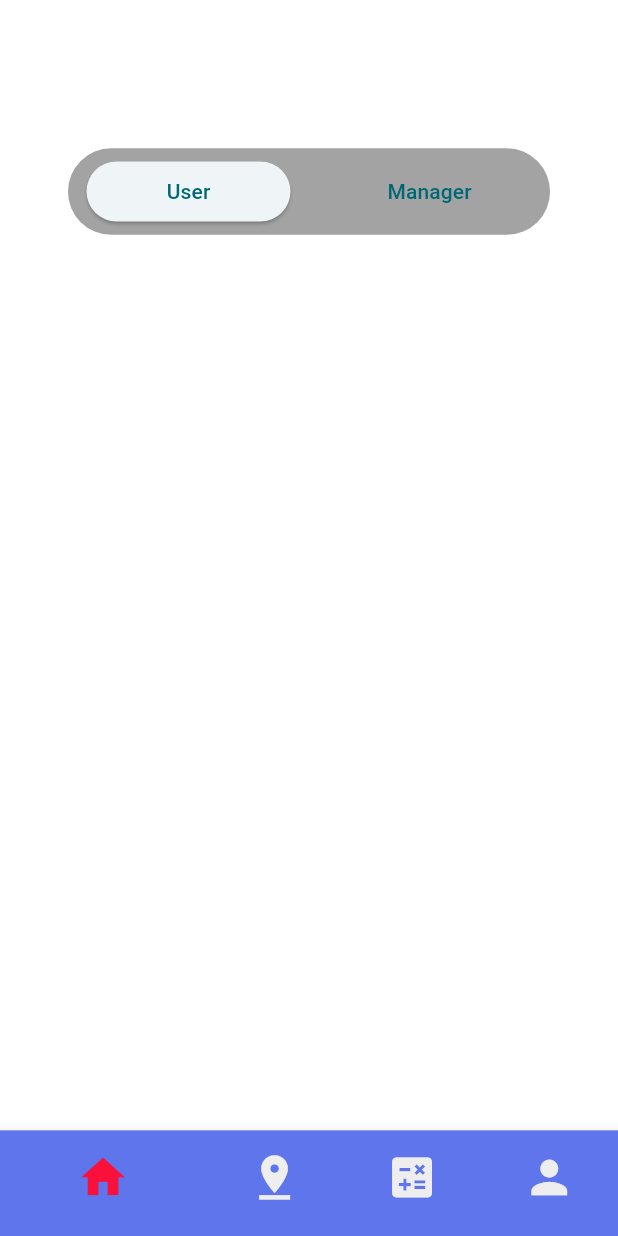
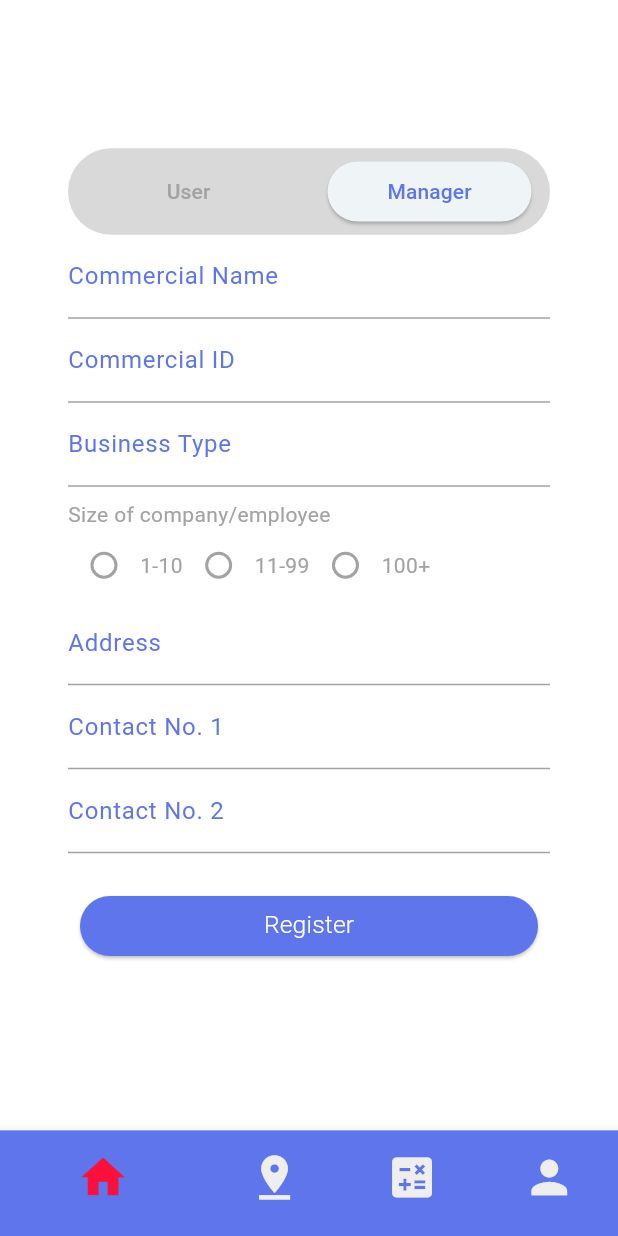
Before and after one commit to husainaali/for_you, a Flutter app: the screen it shows after launch, after a tap on "Manager", on a phone screen of 412 x 824 dp. Run offline on Flutter 3.47's test engine with Material 3 defaults, Android fonts, the phone set to English and light mode, and no system bars; drawn by our look-alikes of auto_size_text; our stand-ins replace easy_localization, file_picker, flutter_animate, flutter_native_splash, flutter_svg, gap and 4 more.

Commit message:
registration form finish

```diff
--- a/lib/constants/colors.dart
+++ b/lib/constants/colors.dart
@@ -5,6 +5,7 @@ class AppColor {
   static const Color appColorCornflowerBlue = Color(0xFF5E75EC);
   static const Color appColorCornflowerBlueLight = Color(0xFFDEE1F0);
   static const Color appColorGreylight = Color.fromARGB(255, 238, 238, 238);
+  static const Color appColorGreylight2 = Color.fromARGB(255, 217, 217, 217);
   static const Color appColorGreyNormal = Color.fromARGB(255, 163, 163, 163);
   static const Color appColorGreyDark = Color(0xFF616161);
   static const Color appColorWhite = Color(0xFFFFFFFF);
--- a/lib/routes/routes.dart
+++ b/lib/routes/routes.dart
@@ -5,7 +5,7 @@ import '../views/calculator_page_view/calculator_page_view.dart';
 import '../views/calculator_page_view/send_shipment_page_view.dart';
 import '../views/home_view/home_page_view.dart';
 import '../views/login_view/login_page_view.dart';
-import '../views/login_view/registeration_page_view.dart';
+import '../views/login_view/registration_page_view.dart';
 import '../views/setting_view/setting_page_view.dart';
 import '../views/shipments_view/shipments_page_view.dart';
 import '../views/welcome_view/welcome_page_view.dart';
--- /dev/null
+++ b/lib/views/login_view/custom_registration_page_parts.dart
@@ -0,0 +1,83 @@
+part of 'registration_page_view.dart';
+
+customRegistrationTextFeild(context, label) {
+  return TextField(
+    keyboardType: TextInputType.name,
+    obscureText: true,
+    decoration: InputDecoration(
+      labelText: label,
+      labelStyle: const TextStyle(color: AppColor.appColorCornflowerBlue),
+      hintText: 'Enter your $label',
+      hintStyle: const TextStyle(color: AppColor.appColorGreyNormal),
+      enabledBorder: const UnderlineInputBorder(
+        borderSide: BorderSide(color: AppColor.appColorGreyNormal),
+      ),
+      focusedBorder: const UnderlineInputBorder(
+        borderSide: BorderSide(color: AppColor.appColorCornflowerBlue),
+      ),
+    ),
+  );
+}
+
+customUserForm(context) {
+  return Column(
+    children: [
+      customRegistrationTextFeild(context, 'Full Name'),
+      customRegistrationTextFeild(context, 'Personal ID'),
+      customRegistrationTextFeild(context, 'Occupation'),
+      customRegistrationTextFeild(context, 'Date of Birth '),
+      customRegistrationTextFeild(context, 'Address'),
+      customRegistrationTextFeild(context, 'Contact No. 1'),
+      customRegistrationTextFeild(context, 'Contact No. 2')
+    ],
+  );
+}
+
+customManagerForm(context) {
+  return Column(
+    crossAxisAlignment: CrossAxisAlignment.start,
+    children: [
+      customRegistrationTextFeild(context, 'Commercial Name'),
+
+      customRegistrationTextFeild(context, 'Commercial ID'),
+      customRegistrationTextFeild(context, 'Business Type'),
+      Gap(customHeight(context,percentage: 0.01)),
+      Text('Size of company/employee ',style: TextStyle(color: AppColor.appColorGreyNormal),),
+      Row(
+        children: List.generate(
+          3,
+          (index) => SizedBox(
+            child: Row(
+              children: [
+                Radio(
+                  focusColor: AppColor.appColorGreyNormal,
+                  activeColor: AppColor.appColorGreyNormal,
+                  overlayColor:
+                      MaterialStateProperty.all(AppColor.appColorGreyNormal),
+                  fillColor:
+                      MaterialStateProperty.all(AppColor.appColorGreyNormal),
+                  value: true,
+                  groupValue: null,
+                  onChanged: (value) {},
+                ),
+                AutoSizeText(
+                  index == 0
+                      ? '1-10'
+                      : index == 1
+                          ? '11-99'
+                          : '100+',
+                  maxFontSize: 14,
+                  minFontSize: 14,
+                  style: TextStyle(color: AppColor.appColorGreyNormal),
+                )
+              ],
+            ),
+          ),
+        ),
+      ),
+      customRegistrationTextFeild(context, 'Address'),
+      customRegistrationTextFeild(context, 'Contact No. 1'),
+      customRegistrationTextFeild(context, 'Contact No. 2')
+    ],
+  );
+}
--- a/lib/views/login_view/login_page_view.dart
+++ b/lib/views/login_view/login_page_view.dart
@@ -85,7 +85,7 @@ class LoginPageView extends StatelessWidget {
                 ),
 
                 const TextField(
-                  keyboardType: TextInputType.text,
+                  keyboardType: TextInputType.visiblePassword,
                   obscureText: true,
                   decoration: InputDecoration(
                     labelText: 'Password',
--- a/lib/views/login_view/login_page_view_model.dart
+++ b/lib/views/login_view/login_page_view_model.dart
@@ -5,9 +5,9 @@ import 'package:flutter/material.dart';
 import '../../services/locator_service.dart';
 import '../../view_models/base_model.dart';
 
+class LoginPageViewModel extends BaseModel {
+  bool isLoginPage = true;
 
-class LoginPageViewModel extends BaseModel {
-bool isLoginPage =true;
-      initialize() {}
-
+  bool isUser = true;
+  initialize() {}
 }
--- a/lib/views/login_view/registeration_page_view.dart
+++ b/lib/views/login_view/registration_page_view.dart
@@ -1,14 +1,29 @@
+import 'package:auto_size_text/auto_size_text.dart';
 import 'package:flutter/material.dart';
 import 'package:for_you/constants/constants_helper.dart';
+import 'package:for_you/views/shipments_view/shipments_page_view.dart';
 import 'package:for_you/widgets/custom_widget_helper.dart';
 import 'package:gap/gap.dart';
 import 'package:stacked/stacked.dart';
 
 import 'login_page_view_model.dart';
 
+part 'custom_registration_page_parts.dart';
+
 class RegistrationPageView extends StatelessWidget {
   RegistrationPageView({super.key});
 
+  ButtonStyle buttonStyle = ButtonStyle(
+      overlayColor: MaterialStateProperty.all(
+        AppColor.appColorWhite,
+      ),
+      foregroundColor: MaterialStateProperty.all(
+        AppColor.appColorWhite,
+      ),
+      splashFactory: NoSplash.splashFactory,
+      elevation: MaterialStateProperty.all(0.0),
+      backgroundColor: MaterialStateProperty.all<Color>(
+          AppColor.appColorWhite.withOpacity(0.0)));
   @override
   Widget build(BuildContext context) {
     return ViewModelBuilder<LoginPageViewModel>.reactive(
@@ -26,7 +41,7 @@ class RegistrationPageView extends StatelessWidget {
                       Gap(customHeight(context, percentage: 0.12)),
                       Container(
                         decoration: BoxDecoration(
-                            color: AppColor.appColorGreyNormal,
+                            color: AppColor.appColorGreylight2,
                             borderRadius: BorderRadius.circular(
                                 customHeight(context, percentage: 0.1))),
                         height: customHeight(context, percentage: 0.07),
@@ -42,7 +57,18 @@ class RegistrationPageView extends StatelessWidget {
                               child: SizedBox(
                                 width: customWidth(context, percentage: 0.33),
                                 child: ElevatedButton(
-                                    onPressed: () {}, child: Text('User')),
+                                    style: model.isUser ? null : buttonStyle,
+                                    onPressed: () {
+                                      model.isUser = true;
+                                      model.notifyListeners();
+                                    },
+                                    child: Text(
+                                      'User',
+                                      style: TextStyle(
+                                          color: model.isUser
+                                              ? AppColor.appColorCornflowerBlue
+                                              : AppColor.appColorGreyNormal),
+                                    )),
                               ),
                             ),
                             Padding(
@@ -53,23 +79,32 @@ class RegistrationPageView extends StatelessWidget {
                               child: SizedBox(
                                 width: customWidth(context, percentage: 0.33),
                                 child: ElevatedButton(
-                                    style: ButtonStyle(
-                                        // foregroundColor:
-                                        //     MaterialStateProperty.all<Color>(
-                                        //         AppColor.appColorWhite
-                                        //             .withOpacity(0.0)),
-                                                    elevation: MaterialStateProperty.all(0.0),
-                                        backgroundColor:
-                                            MaterialStateProperty.all<Color>(
-                                                AppColor.appColorWhite
-                                                    .withOpacity(0.0))),
-                                    onPressed: () {},
-                                    child: Text('Manager')),
+                                    style: model.isUser ? buttonStyle : null,
+                                    onPressed: () {
+                                      model.isUser = false;
+                                      model.notifyListeners();
+                                    },
+                                    child: Container(
+                                      child: Text(
+                                        'Manager',
+                                        style: TextStyle(
+                                            color: model.isUser
+                                                ? AppColor.appColorGreyNormal
+                                                : AppColor
+                                                    .appColorCornflowerBlue),
+                                      ),
+                                    )),
                               ),
                             )
                           ],
                         ),
-                      )
+                      ),
+                      model.isUser
+                          ? customUserForm(context)
+                          : customManagerForm(context),
+                          Gap(customHeight(context,percentage: 0.02)),
+                          customRequestButtom(context,'Register'),
+                          Gap(customHeight(context,percentage: 0.04)),
                     ])))));
   }
 }
--- a/lib/views/wrapper_view/wrapper_view.dart
+++ b/lib/views/wrapper_view/wrapper_view.dart
@@ -8,7 +8,7 @@ import '../../widgets/custom_widget_helper.dart';
 import '../calculator_page_view/calculator_page_view.dart';
 import '../home_view/home_page_view.dart';
 import '../login_view/login_page_view.dart';
-import '../login_view/registeration_page_view.dart';
+import '../login_view/registration_page_view.dart';
 import '../shipments_view/shipment_details_view.dart';
 import 'wrapper_view_model.dart';
 
```
